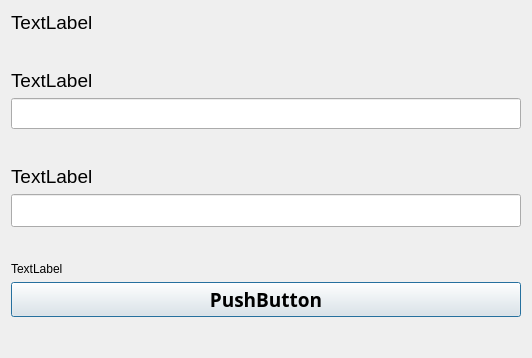
Qt form View/CTS_dialog.ui (TTGUI/TrafficTrackerGUI-MOTC) before a commit.
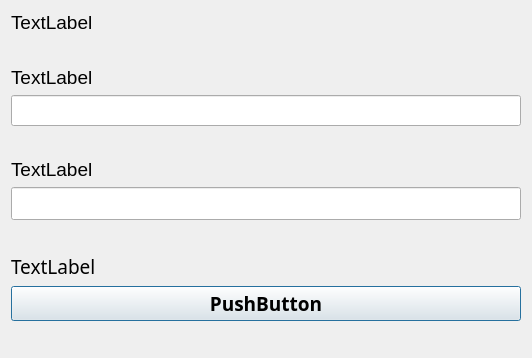
The same form after that commit.

The edit to the form file:
```diff
--- a/View/CTS_dialog.ui
+++ b/View/CTS_dialog.ui
@@ -116,6 +116,12 @@
      </item>
      <item>
       <widget class="QLabel" name="CTS_trackingSetText2">
+       <property name="font">
+        <font>
+         <family>Agency FB</family>
+         <pointsize>14</pointsize>
+        </font>
+       </property>
        <property name="text">
         <string>TextLabel</string>
        </property>
```
